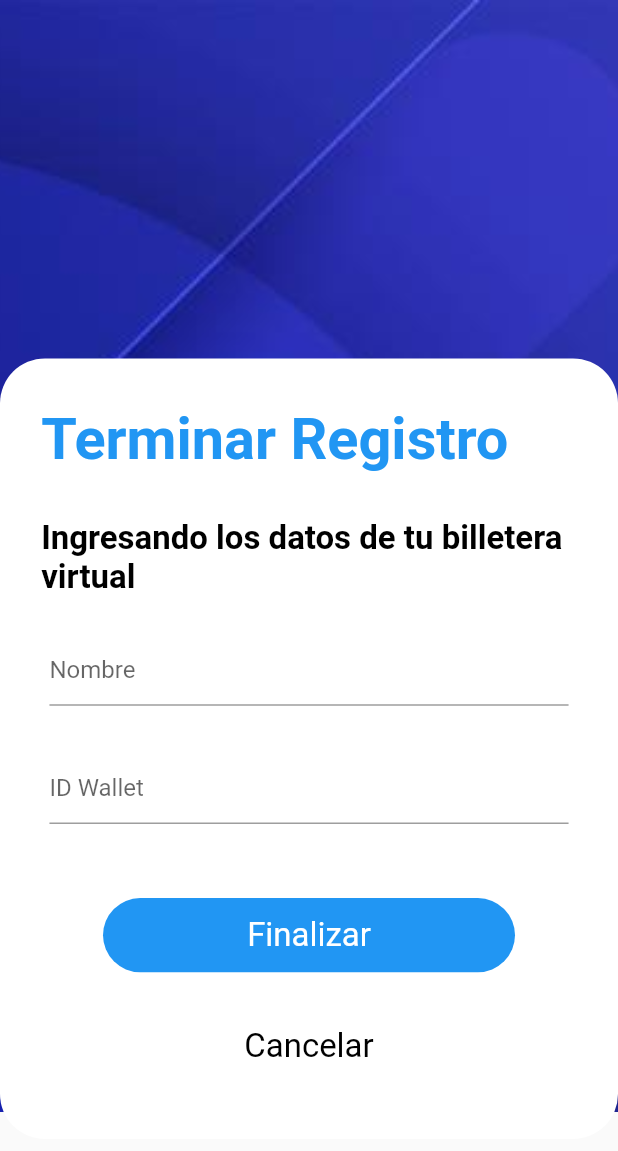
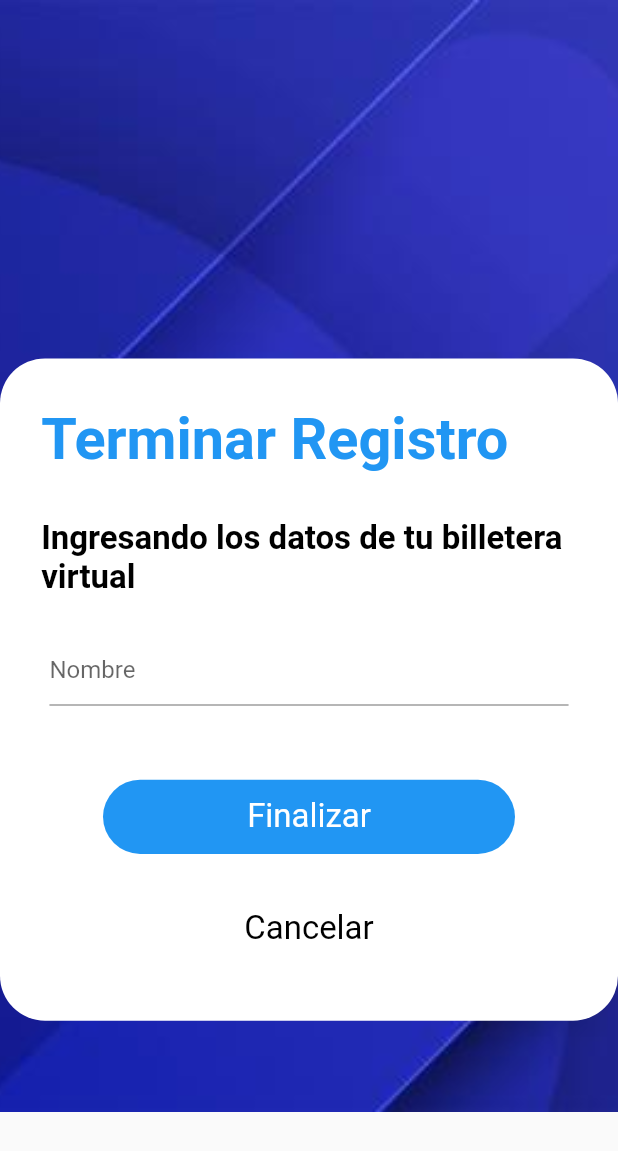
Before and after one commit to marcmacias96/crypto-wallet, a Flutter app: the WalletFormPage screen opened directly, after a tap on "Finalizar", on a phone screen of 412 x 824 dp. Shown: the top 1151 px of the screen. Run offline on Flutter 3.47's test engine with Material 2 defaults, Android fonts, the phone set to English and light mode, and no system bars; our stand-ins replace animated_splash_screen, auto_route, bloc, cloud_firestore, dartz, firebase_auth and 13 more; missing offline and left inert: bip39, encrypt, flutter_facebook_auth; accounts and stored records are empty; network calls fail.

Commit message:
wallet create and balance

```diff
--- a/lib/aplication/wallet/wallet_form_bloc/wallet_form_bloc.dart
+++ b/lib/aplication/wallet/wallet_form_bloc/wallet_form_bloc.dart
@@ -3,6 +3,7 @@ import 'package:dartz/dartz.dart';
 import 'package:flutter/foundation.dart';
 import 'package:freezed_annotation/freezed_annotation.dart';
 import 'package:injectable/injectable.dart';
+import 'package:bip39/bip39.dart' as bip39;
 
 import '../../../domain/core/firestore_failure.dart';
 import '../../../domain/core/value_objects.dart';
@@ -24,18 +25,61 @@ class WalletFormBloc extends Bloc<WalletFormEvent, WalletFormState> {
 
   @override
   Stream<WalletFormState> mapEventToState(WalletFormEvent event) async* {
-    yield* event.map(initialized: (e) async* {
+    yield* event.map(
+      initialized: (e) async* {
         yield state.copyWith(
             isLoading: false,
             saveFailureOrSuccessOption: none(),
             isNew: e.isNew!);
-    }, saved: (e) async* {
+      },
+      nameChanged: (e) async* {
+        yield state.copyWith(
+            wallet: state.wallet.copyWith(name: Name(e.name)),
+            saveFailureOrSuccessOption: none());
+      },
+      createWallet: (e) async* {
+        var mnemonic = await bip39.generateMnemonic();
+        yield state.copyWith(
+            isSaving: true,
+            isLoading: true,
+            saveFailureOrSuccessOption: none(),
+            wallet: state.wallet.copyWith(
+              mnemonic: mnemonic,
+            ));
+
+        var walletReponse = await _walletRepository.createWallet(mnemonic);
+        yield state.copyWith(
+            isSaving: false,
+            isLoading: false,
+            saveFailureOrSuccessOption: none(),
+            wallet: state.wallet.copyWith(
+              walletId: walletReponse.xpub,
+            ));
+      },
+      createAddress: (e) async* {
+        yield state.copyWith(
+          isSaving: true,
+          isLoading: true,
+          saveFailureOrSuccessOption: none(),
+        );
+
+        var address = await _walletRepository.createAddress(state.wallet);
+
+        yield state.copyWith(
+            isSaving: true,
+            isLoading: true,
+            saveFailureOrSuccessOption: none(),
+            wallet: state.wallet.copyWith(
+              address: address.address,
+            ));
+
+        add(_Save());
+      },
+      save: (e) async* {
         Either<FirestoreFailure, Unit>? failureOrSuccess;
         final isNameValid = state.wallet.name!.isValid();
-      final isWalletIdValid = state.wallet.walletId.isValid();
-      final isPasswordValid = state.wallet.password.isValid();
 
-      if (isNameValid && isWalletIdValid && isPasswordValid) {
+        if (isNameValid) {
           failureOrSuccess =
               await _walletRepository.saveOnFirestore(state.wallet);
           yield state.copyWith(
@@ -46,36 +90,7 @@ class WalletFormBloc extends Bloc<WalletFormEvent, WalletFormState> {
             isSaving: false,
             showErrorMessages: true,
             saveFailureOrSuccessOption: optionOf(failureOrSuccess));
-    }, idWalletChanged: (e) async* {
-      yield state.copyWith(
-          wallet: state.wallet.copyWith(walletId: WalletId(e.walletId)),
-          saveFailureOrSuccessOption: none());
-    }, nameChanged: (e) async* {
-      yield state.copyWith(
-          wallet: state.wallet.copyWith(name: Name(e.name)),
-          saveFailureOrSuccessOption: none());
-    }, passwordChanged: (e) async* {
-      yield state.copyWith(
-          wallet: state.wallet.copyWith(password: Password(e.password)),
-          saveFailureOrSuccessOption: none());
-    }, createWallet: (e) async* {
-      Either<WalletFailure, WalletResponse>? failureOrSuccess;
-      yield state.copyWith(
-        isSaving: true,
-        saveFailureOrSuccessOption: none(),
+      },
     );
-
-      failureOrSuccess = await _walletRepository.create(state.wallet);
-      final walletResponse =
-          failureOrSuccess.getOrElse(() => throw Exception());
-
-      yield state.copyWith(
-        wallet: state.wallet.copyWith(
-          address: walletResponse.address,
-          walletId: WalletId(walletResponse.guid),
-        ),
-      );
-      add(_Saved());
-    });
   }
 }
--- a/lib/aplication/wallet/wallet_form_bloc/wallet_form_event.dart
+++ b/lib/aplication/wallet/wallet_form_bloc/wallet_form_event.dart
@@ -4,10 +4,7 @@ part of 'wallet_form_bloc.dart';
 class WalletFormEvent with _$WalletFormEvent {
   const factory WalletFormEvent.initialized({bool? isNew}) = Initialized;
   const factory WalletFormEvent.nameChanged(String name) = NameChanged;
-  const factory WalletFormEvent.idWalletChanged(String walletId) =
-      IdWalletChanged;
-  const factory WalletFormEvent.passwordChanged(String password) =
-      PasswordChanged;
+  const factory WalletFormEvent.createAddress() = CreateAddress;
   const factory WalletFormEvent.createWallet() = CreateWallet;
-  const factory WalletFormEvent.saved() = _Saved;
+  const factory WalletFormEvent.save() = _Save;
 }
--- a/lib/domain/wallet/i_wallet_repository.dart
+++ b/lib/domain/wallet/i_wallet_repository.dart
@@ -7,7 +7,8 @@ import 'wallet_failure.dart';
 
 abstract class IWalletRepository {
   Future<Either<FirestoreFailure, Unit>> saveOnFirestore(Wallet wallet);
-  Future<Either<WalletFailure, WalletResponse>> create(Wallet wallet);
+  Future<WalletResponse> createWallet(String mnemonic);
+  Future<AddressResponse> createAddress(Wallet wallet);
   Future<Either<FirestoreFailure, Unit>> update(Wallet wallet);
   Future<Either<FirestoreFailure, Unit>> delete(Wallet wallet);
   Future<Either<FirestoreFailure, Wallet>> watch();
--- a/lib/domain/wallet/wallet.dart
+++ b/lib/domain/wallet/wallet.dart
@@ -9,25 +9,22 @@ part 'wallet.freezed.dart';
 
 @freezed
 class Wallet with _$Wallet {
-  const factory Wallet(
-      {required UniqueId id,
-      required WalletId walletId,
-      Name? name,
-      required String address,
-      required Password password,
-      required String apiCode}) = _Wallet;
+  const Wallet._();
+  const factory Wallet({
+    required UniqueId id,
+    required String walletId,
+    Name? name,
+    required double balance,
+    required String address,
+    required String mnemonic,
+  }) = _Wallet;
 
   factory Wallet.empty() => Wallet(
-      id: UniqueId(),
-      walletId: WalletId(''),
-      apiCode: '12345',
-      name: Name(''),
-      address: '',
-      password: Password(''));
+        id: UniqueId(),
+        walletId: '',
+        name: Name(''),
+        address: '',
+        mnemonic: '',
+        balance: 0.0,
+      );
 }
-
-extension UserX on Wallet {
-  Option<ValueFailure<dynamic>> get failureOption {
-    return walletId.failureOrUnit.fold(some, (r) => none());
-  }
-}
--- a/lib/infrastructure/wallet/blockchain_api/blockchain_api.dart
+++ /dev/null
@@ -1,25 +0,0 @@
-import 'dart:convert';
-
-import 'package:http/http.dart' as http;
-
-import '../../../domain/wallet/wallet.dart';
-import '../../../domain/wallet/wallet_failure.dart';
-
-class BlockchainApi {
-  static const _api = 'localhost:3000';
-
-  static Future<Map<String, dynamic>> createWallet(Wallet wallet) async {
-    final response = await http.post(Uri.http(_api, '/api/v2/create', {
-      'api_code': wallet.apiCode,
-      'password': wallet.password.getOrCrash(),
-      'label': wallet.name!.getOrCrash()
-    }));
-
-    if (response.statusCode == 200) {
-      var parsed = jsonDecode(response.body);
-      return parsed;
-    } else {
-      throw WalletFailure.unexpected();
-    }
-  }
-}
--- /dev/null
+++ b/lib/infrastructure/wallet/tatum_api/tatum_api.dart
@@ -0,0 +1,57 @@
+import 'dart:convert';
+
+import 'package:http/http.dart' as http;
+import 'package:flutter_dotenv/flutter_dotenv.dart';
+
+import '../../../domain/wallet/wallet.dart';
+import '../../../domain/wallet/wallet_failure.dart';
+
+class TatumApi {
+  static const _api = 'api-eu1.tatum.io';
+
+  static Future<Map<String, dynamic>> createWallet(String mnemonic) async {
+    final response = await http.get(
+        Uri.https(_api, '/v3/bitcoin/wallet', {
+          'mnemonic': mnemonic,
+        }),
+        headers: {
+          'x-api-key': dotenv.env['API_CODE']!,
+        });
+
+    if (response.statusCode == 200) {
+      var parsed = jsonDecode(response.body);
+      return parsed;
+    } else {
+      throw WalletFailure.unexpected();
+    }
+  }
+
+  static Future<Map<String, dynamic>> createAddress(Wallet wallet) async {
+    final response = await http.get(
+        Uri.https(_api, '/v3/bitcoin/address/${wallet.walletId}/0'),
+        headers: {
+          'x-api-key': dotenv.env['API_CODE']!,
+        });
+
+    if (response.statusCode == 200) {
+      var parsed = jsonDecode(response.body);
+      return parsed;
+    } else {
+      throw WalletFailure.unexpected();
+    }
+  }
+
+  static Future<Map<String, dynamic>> getBalance(String address) async {
+    final response = await http
+        .get(Uri.https(_api, '/v3/bitcoin/address/balance/$address'), headers: {
+      'x-api-key': dotenv.env['API_CODE']!,
+    });
+
+    if (response.statusCode == 200) {
+      var parsed = jsonDecode(response.body);
+      return parsed;
+    } else {
+      throw WalletFailure.unexpected();
+    }
+  }
+}
--- a/lib/infrastructure/wallet/wallet_repository.dart
+++ b/lib/infrastructure/wallet/wallet_repository.dart
@@ -1,4 +1,5 @@
 import 'package:cloud_firestore/cloud_firestore.dart';
+import 'package:crypto_wallet/infrastructure/wallet/tatum_api/tatum_api.dart';
 import 'package:dartz/dartz.dart';
 import 'package:injectable/injectable.dart';
 
@@ -13,7 +14,7 @@ import '../../utils/user_preference.dart';
 import '../auth/user_dto.dart';
 import '../core/firestore_helpers.dart';
 import '../wallet_response/walletresponsedto.dart';
-import 'blockchain_api/blockchain_api.dart';
+
 import 'wallet_dto.dart';
 
 @LazySingleton(as: IWalletRepository)
@@ -96,17 +97,6 @@ class WalletRepository implements IWalletRepository {
   }
 
   @override
-  Future<Either<WalletFailure, WalletResponse>> create(Wallet wallet) async {
-    try {
-      final response = await BlockchainApi.createWallet(wallet);
-      final walletRes = WalletResponseDto.fromJson(response).toDomain();
-      return right(walletRes);
-    } on WalletFailure catch (_) {
-      return left(const WalletFailure.unexpected());
-    }
-  }
-
-  @override
   Future<Either<FirestoreFailure, Wallet>> watch() async {
     try {
       final userDoc = await _firestore.userDocument();
@@ -116,9 +106,14 @@ class WalletRepository implements IWalletRepository {
 
       final snapshot = await query.get();
       final walletDto = WalletDto.fromFirestore(snapshot.docs[0]);
+      UserPreference.setWalletId(walletDto.id);
+      var wallet = walletDto.toDomain();
 
-      UserPreference.setWalletId(walletDto.id!);
-      return right(walletDto.toDomain());
+      var response = await TatumApi.getBalance(wallet.address);
+
+      var balance = WalletBalanceDto.fromJson(response).toDomain();
+
+      return right(wallet.copyWith(balance: balance.incoming));
     } on FirebaseException catch (e) {
       if (e.code == 'permission-denied') {
         return left(const FirestoreFailure.insufficientPermissions());
@@ -127,4 +122,27 @@ class WalletRepository implements IWalletRepository {
       }
     }
   }
+
+  @override
+  Future<AddressResponse> createAddress(Wallet wallet) async {
+    try {
+      final response = await TatumApi.createAddress(wallet);
+      return AddressResponseDto.fromJson(response).toDomain();
+    } on WalletFailure catch (e) {
+      print(e);
+      throw Exception('Error al crear la address');
+    }
+  }
+
+  @override
+  Future<WalletResponse> createWallet(String mnemonic) async {
+    try {
+      final response = await TatumApi.createWallet(mnemonic);
+      final walletRes = WalletResponseDto.fromJson(response).toDomain();
+      return walletRes;
+    } on WalletFailure catch (e) {
+      print(e);
+      throw Exception('Error al crear la wallet');
+    }
+  }
 }
--- a/lib/main.dart
+++ b/lib/main.dart
@@ -2,6 +2,7 @@ import 'package:animated_splash_screen/animated_splash_screen.dart';
 import 'package:bloc/bloc.dart';
 import 'package:firebase_core/firebase_core.dart';
 import 'package:flutter/material.dart';
+import 'package:flutter_dotenv/flutter_dotenv.dart';
 import 'package:hive/hive.dart';
 import 'package:injectable/injectable.dart';
 import 'package:path_provider/path_provider.dart';
@@ -17,6 +18,7 @@ Future<void> main() async {
   await Firebase.initializeApp();
   Hive.init((await getApplicationDocumentsDirectory()).path);
   await Hive.openBox('preferences');
+  await dotenv.load(fileName: ".env");
   runApp(MyApp());
 }
 
--- a/lib/presentation/pages/layout/layout_page.dart
+++ b/lib/presentation/pages/layout/layout_page.dart
@@ -34,7 +34,7 @@ class LayoutPage extends StatelessWidget {
         return Scaffold(
           body: PageView(
             controller: state.controller,
-            children: LayoutPage.list,
+            children: list,
           ),
           bottomNavigationBar: BottonNavigationBar(
             onTap: (index) {
--- a/lib/presentation/pages/layout/widgets/bottom_navigation_bar.dart
+++ b/lib/presentation/pages/layout/widgets/bottom_navigation_bar.dart
@@ -1,4 +1,6 @@
+import 'package:crypto_wallet/aplication/auth/auth_bloc.dart';
 import 'package:flutter/material.dart';
+import 'package:flutter_bloc/flutter_bloc.dart';
 
 class BottonNavigationBar extends StatelessWidget {
   final Function onTap;
@@ -34,7 +36,8 @@ class BottonNavigationBar extends StatelessWidget {
                   IconButton(
                       icon: Icon(Icons.person),
                       iconSize: 30,
-                      onPressed: () => onTap(2)),
+                      onPressed: () =>
+                          context.read<AuthBloc>().add(AuthEvent.signedOut())),
                 ]),
           )),
     );
--- a/lib/presentation/pages/wallet/wallet_form/widgets/body_wallet_form.dart
+++ b/lib/presentation/pages/wallet/wallet_form/widgets/body_wallet_form.dart
@@ -22,12 +22,14 @@ class BodyWalletForm extends StatelessWidget {
         ),
         child: SingleChildScrollView(
           child: BlocProvider(
-            create: (context) => getIt<WalletFormBloc>(),
+            create: (context) =>
+                getIt<WalletFormBloc>()..add(WalletFormEvent.createWallet()),
             child: Column(
               crossAxisAlignment: CrossAxisAlignment.start,
               children: [
                 LoginTitle(title: 'Terminar Registro'),
-                WalletSubtitle(subtitle: 'Ingresando los datos de tu billetera  virtual'),
+                WalletSubtitle(
+                    subtitle: 'Ingresando los datos de tu billetera  virtual'),
                 FormWalletForm()
               ],
             ),
--- a/lib/presentation/pages/wallet/wallet_form/widgets/form_wallet_form.dart
+++ b/lib/presentation/pages/wallet/wallet_form/widgets/form_wallet_form.dart
@@ -68,63 +68,6 @@ class FormWalletForm extends StatelessWidget {
                               ),
                           (_) => null),
                 ),
-                Visibility(
-                  visible: false,
-                  child: TextFormField(
-                    autocorrect: false,
-                    onChanged: (value) => context
-                        .read<WalletFormBloc>()
-                        .add(WalletFormEvent.idWalletChanged(value)),
-                    decoration: InputDecoration(hintText: 'ID Wallet'),
-                    style: TextStyle(color: Colors.black),
-                    keyboardType: TextInputType.text,
-                    validator: (_) => context
-                        .read<WalletFormBloc>()
-                        .state
-                        .wallet
-                        .walletId
-                        .value
-                        .fold(
-                            (f) => f.maybeMap(
-                                  multiline: (_) =>
-                                      'No se permiten saltos de linea',
-                                  spaces: (_) => 'No se permiten espacios',
-                                  exceedingLength: (_) =>
-                                      'No se permiten más de 30 caracteres',
-                                  empty: (_) => 'Ingrese un ID',
-                                  orElse: () => null,
-                                ),
-                            (_) => null),
-                  ),
-                ),
-                SizedBox(
-                  height: 50.h,
-                ),
-                TextFormField(
-                  autocorrect: false,
-                  onChanged: (value) => context
-                      .read<WalletFormBloc>()
-                      .add(WalletFormEvent.passwordChanged(value)),
-                  decoration: InputDecoration(hintText: 'ID Wallet'),
-                  style: TextStyle(color: Colors.black),
-                  keyboardType: TextInputType.text,
-                  validator: (_) => context
-                      .read<WalletFormBloc>()
-                      .state
-                      .wallet
-                      .password
-                      .value
-                      .fold(
-                          (f) => f.maybeMap(
-                                multiline: (_) =>
-                                    'No se permiten saltos de linea',
-                                shortPassword: (_) =>
-                                    'El ID Wallet debe tener mas de 6 digitos',
-                                empty: (_) => 'Ingrese un ID Wallet',
-                                orElse: () => null,
-                              ),
-                          (_) => null),
-                ),
                 SizedBox(
                   height: 60.h,
                 ),
@@ -134,13 +77,13 @@ class FormWalletForm extends StatelessWidget {
                   buttoncolor: Theme.of(context).primaryColor,
                   onTap: () => context
                       .read<WalletFormBloc>()
-                      .add(WalletFormEvent.createWallet()),
+                      .add(WalletFormEvent.createAddress()),
                 ),
                 CustomButton(
                   text: 'Cancelar',
                   textcolor: Colors.black,
                   buttoncolor: Colors.white,
-                  onTap: () => context.router.navigate(Welcome1Route()),
+                  onTap: () => context.router.pop(),
                 )
               ],
             ),
--- a/pubspec.yaml
+++ b/pubspec.yaml
@@ -32,7 +32,8 @@ dependencies:
   path_provider: ^2.0.2
   cupertino_icons: ^1.0.2
   qr_flutter: ^4.0.0
-  #flutter_barcode_scanner: ^2.0.0
+  flutter_dotenv: ^5.0.2
+  bip39: ^1.0.6
 
 dev_dependencies:
   flutter_test:
@@ -52,3 +53,4 @@ flutter:
     - assets/img/
     - assets/img/coin/
     - assets/animations/
+    - .env
```
Also changed, not shown: lib/domain/wallet/value_objects.dart (+1 -11 lines), lib/domain/wallet_response/wallet_response.dart (+19 -4 lines), lib/infrastructure/wallet/wallet_dto.dart (+22 -31 lines), lib/infrastructure/wallet_response/walletresponsedto.dart (+39 -9 lines), lib/aplication/wallet/wallet_form_bloc/wallet_form_bloc.freezed.dart, lib/domain/wallet/wallet.freezed.dart, lib/domain/wallet_response/wallet_response.freezed.dart, lib/infrastructure/wallet/wallet_dto.freezed.dart, lib/infrastructure/wallet/wallet_dto.g.dart, lib/infrastructure/wallet_response/walletresponsedto.freezed.dart, lib/infrastructure/wallet_response/walletresponsedto.g.dart, pubspec.lock, 1 other file. Lines whose indentation alone changed are shown as unchanged.
